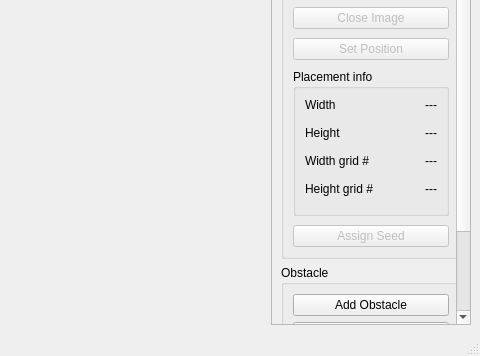
First picture: the form in Test_map_widget.ui, repository issaccheng2008/test_map_widget, before the edit; both pictures show x 320 to 800 and y 244 to 600 of the 800 by 600 pixel window.
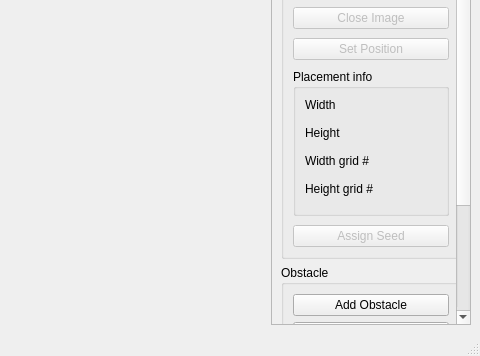
Second picture: the form after the edit. Custom widgets are drawn as their Qt base class.

Commit message: Prevent side panel labels from widening scroll area

The edit to the form file:
```diff
--- a/Test_map_widget.ui
+++ b/Test_map_widget.ui
@@ -146,6 +146,9 @@
              <bool>false</bool>
             </property>
             <layout class="QFormLayout" name="imagePlacementInfoLayout">
+             <property name="fieldGrowthPolicy">
+              <enum>QFormLayout::ExpandingFieldsGrow</enum>
+             </property>
              <item row="0" column="0">
               <widget class="QLabel" name="imageWidthLabel">
                <property name="minimumSize">
@@ -164,6 +167,12 @@
              </item>
              <item row="0" column="1">
               <widget class="QLabel" name="imageWidthValue">
+               <property name="sizePolicy">
+                <sizepolicy hsizetype="Ignored" vsizetype="Preferred">
+                 <horstretch>0</horstretch>
+                 <verstretch>0</verstretch>
+                </sizepolicy>
+               </property>
                <property name="minimumSize">
                 <size>
                  <width>0</width>
@@ -176,6 +185,9 @@
                <property name="alignment">
                 <set>Qt::AlignRight|Qt::AlignTrailing|Qt::AlignTop</set>
                </property>
+               <property name="wordWrap">
+                <bool>true</bool>
+               </property>
               </widget>
              </item>
              <item row="1" column="0">
@@ -196,6 +208,12 @@
              </item>
              <item row="1" column="1">
               <widget class="QLabel" name="imageHeightValue">
+               <property name="sizePolicy">
+                <sizepolicy hsizetype="Ignored" vsizetype="Preferred">
+                 <horstretch>0</horstretch>
+                 <verstretch>0</verstretch>
+                </sizepolicy>
+               </property>
                <property name="minimumSize">
                 <size>
                  <width>0</width>
@@ -208,6 +226,9 @@
                <property name="alignment">
                 <set>Qt::AlignRight|Qt::AlignTrailing|Qt::AlignTop</set>
                </property>
+               <property name="wordWrap">
+                <bool>true</bool>
+               </property>
               </widget>
              </item>
              <item row="2" column="0">
@@ -228,6 +249,12 @@
              </item>
              <item row="2" column="1">
               <widget class="QLabel" name="imageWidthGridValue">
+               <property name="sizePolicy">
+                <sizepolicy hsizetype="Ignored" vsizetype="Preferred">
+                 <horstretch>0</horstretch>
+                 <verstretch>0</verstretch>
+                </sizepolicy>
+               </property>
                <property name="minimumSize">
                 <size>
                  <width>0</width>
@@ -240,6 +267,9 @@
                <property name="alignment">
                 <set>Qt::AlignRight|Qt::AlignTrailing|Qt::AlignTop</set>
                </property>
+               <property name="wordWrap">
+                <bool>true</bool>
+               </property>
               </widget>
              </item>
              <item row="3" column="0">
@@ -260,6 +290,12 @@
              </item>
              <item row="3" column="1">
               <widget class="QLabel" name="imageHeightGridValue">
+               <property name="sizePolicy">
+                <sizepolicy hsizetype="Ignored" vsizetype="Preferred">
+                 <horstretch>0</horstretch>
+                 <verstretch>0</verstretch>
+                </sizepolicy>
+               </property>
                <property name="minimumSize">
                 <size>
                  <width>0</width>
@@ -272,6 +308,9 @@
                <property name="alignment">
                 <set>Qt::AlignRight|Qt::AlignTrailing|Qt::AlignTop</set>
                </property>
+               <property name="wordWrap">
+                <bool>true</bool>
+               </property>
               </widget>
              </item>
             </layout>
```
